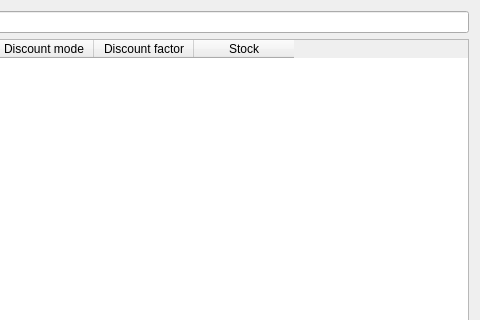
This is Shop/worder.ui in End1-1/Cafe5 as Qt 5 draws it before an edit; both pictures show x 918 to 1398 and y 0 to 320 of the 1398 by 703 pixel window. The edited form follows.
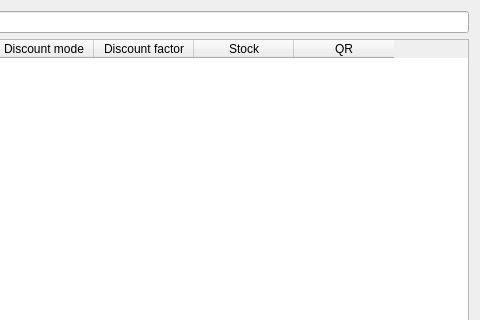
This is the edited form. Icons and pictures are not drawn. Custom widgets are drawn as their Qt base class.

Diff of the .ui file:
```diff
--- a/Shop/worder.ui
+++ b/Shop/worder.ui
@@ -131,6 +131,11 @@
        <string>Stock</string>
       </property>
      </column>
+     <column>
+      <property name="text">
+       <string>QR</string>
+      </property>
+     </column>
     </widget>
    </item>
    <item>
```
Left out of the diff: 3 changed lines with no effect on the pictures.
